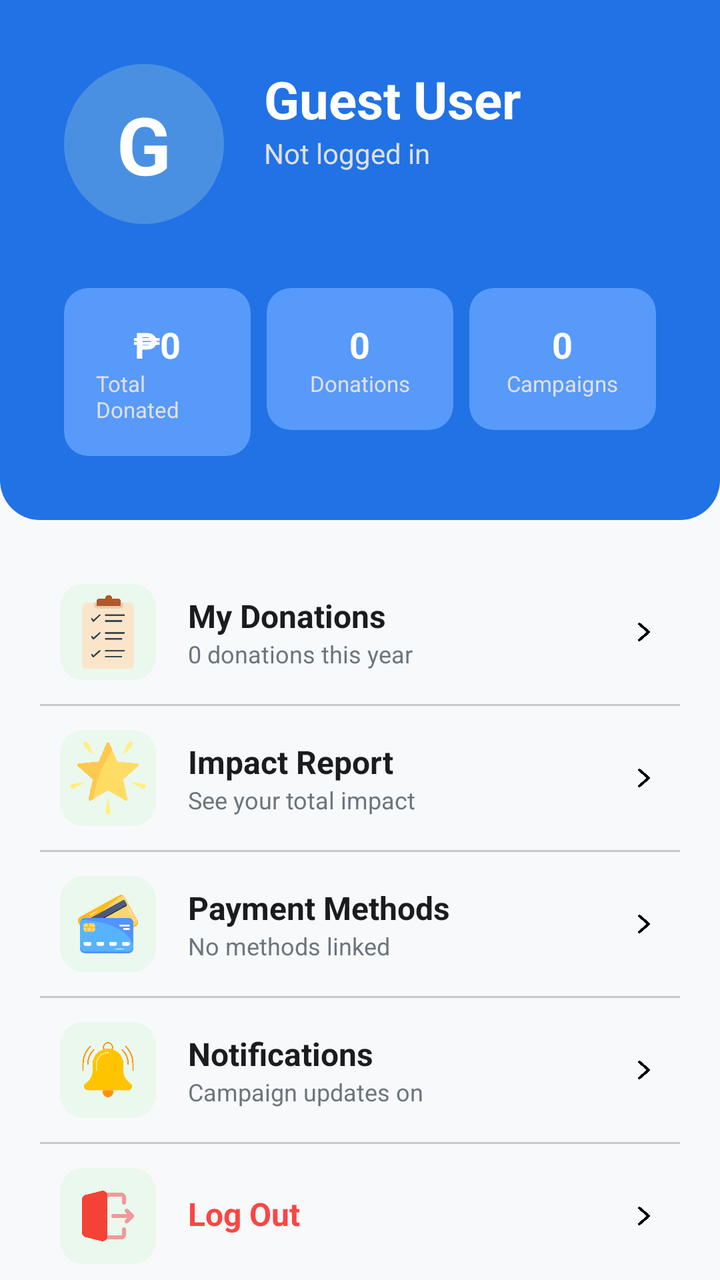
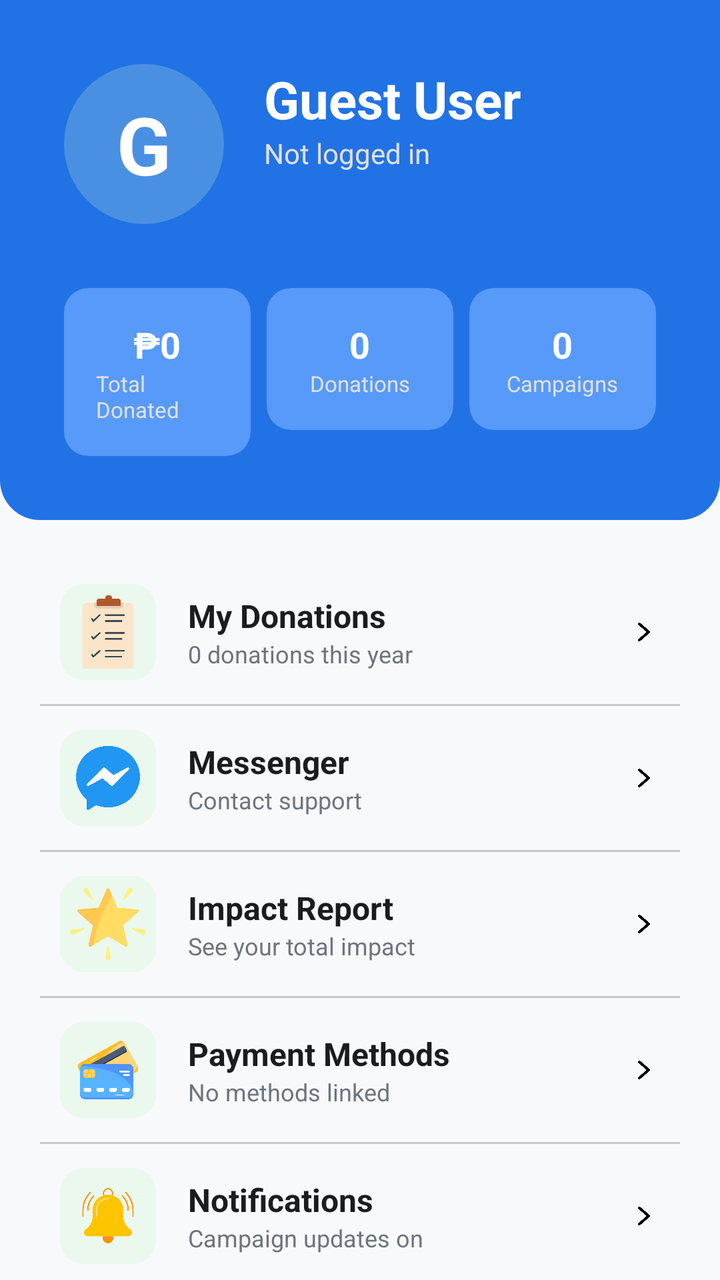

An Android layout rendered at two revisions. The XML below is the earlier revision; the diff shows what the commit changed to produce the second picture.
<!-- AndroidManifest.xml: application theme Theme.UlamShare -->
<!-- res/layout/activity_profile.xml -->
<?xml version="1.0" encoding="utf-8"?>
<androidx.constraintlayout.widget.ConstraintLayout xmlns:android="http://schemas.android.com/apk/res/android"
    xmlns:app="http://schemas.android.com/apk/res-auto"
    xmlns:tools="http://schemas.android.com/tools"
    android:layout_width="match_parent"
    android:layout_height="match_parent"
    android:background="#F8F9FA">

    <androidx.constraintlayout.widget.ConstraintLayout
        android:id="@+id/headerContainer"
        android:layout_width="match_parent"
        android:layout_height="wrap_content"
        android:background="@drawable/rounded_header_bg"
        android:padding="32dp"
        app:layout_constraintTop_toTopOf="parent">

        <TextView
            android:id="@+id/ivAvatar"
            android:layout_width="80dp"
            android:layout_height="80dp"
            android:background="@drawable/circle_blue_profile"
            android:gravity="center"
            android:text="G"
            android:textColor="#FFFFFF"
            android:textSize="40sp"
            android:textStyle="bold"
            app:layout_constraintStart_toStartOf="parent"
            app:layout_constraintTop_toTopOf="parent" />


        <TextView
            android:id="@+id/tvUserName"
            android:layout_width="0dp"
            android:layout_height="wrap_content"
            android:layout_marginStart="20dp"
            android:text="Guest User"
            android:textColor="#FFFFFF"
            android:textSize="26sp"
            android:textStyle="bold"
            app:layout_constraintEnd_toEndOf="parent"
            app:layout_constraintStart_toEndOf="@id/ivAvatar"
            app:layout_constraintTop_toTopOf="@id/ivAvatar" />

        <TextView
            android:id="@+id/tvUserEmail"
            android:layout_width="0dp"
            android:layout_height="wrap_content"
            android:text="Not logged in"
            android:textColor="#E0E0E0"
            android:textSize="14sp"
            app:layout_constraintEnd_toEndOf="parent"
            app:layout_constraintStart_toStartOf="@id/tvUserName"
            app:layout_constraintTop_toBottomOf="@id/tvUserName" />

        <LinearLayout
            android:id="@+id/statsContainer"
            android:layout_width="match_parent"
            android:layout_height="wrap_content"
            android:layout_marginTop="32dp"
            android:orientation="horizontal"
            android:weightSum="3"
            app:layout_constraintTop_toBottomOf="@id/ivAvatar">

            <androidx.cardview.widget.CardView
                android:layout_width="0dp"
                android:layout_height="wrap_content"
                android:layout_marginEnd="8dp"
                android:layout_weight="1"
                app:cardBackgroundColor="@color/sky_blue"
                app:cardCornerRadius="12dp"
                app:cardElevation="0dp">

                <LinearLayout
                    android:layout_width="match_parent"
                    android:layout_height="wrap_content"
                    android:gravity="center"
                    android:orientation="vertical"
                    android:padding="16dp">

                    <TextView
                        android:id="@+id/tvTotalDonated"
                        android:layout_width="wrap_content"
                        android:layout_height="wrap_content"
                        android:text="₱0"
                        android:textColor="#FFFFFF"
                        android:textSize="18sp"
                        android:textStyle="bold" />

                    <TextView
                        android:layout_width="wrap_content"
                        android:layout_height="wrap_content"
                        android:text="Total Donated"
                        android:textColor="#E0E0E0"
                        android:textSize="11sp" />

                </LinearLayout>
            </androidx.cardview.widget.CardView>

            <androidx.cardview.widget.CardView
                android:layout_width="0dp"
                android:layout_height="wrap_content"
                android:layout_marginEnd="8dp"
                android:layout_weight="1"
                app:cardBackgroundColor="@color/sky_blue"
                app:cardCornerRadius="12dp"
                app:cardElevation="0dp">

                <LinearLayout
                    android:layout_width="match_parent"
                    android:layout_height="wrap_content"
                    android:gravity="center"
                    android:orientation="vertical"
                    android:padding="16dp">

                    <TextView
                        android:id="@+id/tvDonationCount"
                        android:layout_width="wrap_content"
                        android:layout_height="wrap_content"
                        android:text="0"
                        android:textColor="#FFFFFF"
                        android:textSize="18sp"
                        android:textStyle="bold" />

                    <TextView
                        android:layout_width="wrap_content"
                        android:layout_height="wrap_content"
                        android:text="Donations"
                        android:textColor="#E0E0E0"
                        android:textSize="11sp" />

                </LinearLayout>
            </androidx.cardview.widget.CardView>

            <androidx.cardview.widget.CardView
                android:layout_width="0dp"
                android:layout_height="wrap_content"
                android:layout_weight="1"
                app:cardBackgroundColor="@color/sky_blue"
                app:cardCornerRadius="12dp"
                app:cardElevation="0dp">

                <LinearLayout
                    android:layout_width="match_parent"
                    android:layout_height="wrap_content"
                    android:gravity="center"
                    android:orientation="vertical"
                    android:padding="16dp">

                    <TextView
                        android:id="@+id/tvCampaignCount"
                        android:layout_width="wrap_content"
                        android:layout_height="wrap_content"
                        android:text="0"
                        android:textColor="#FFFFFF"
                        android:textSize="18sp"
                        android:textStyle="bold" />

                    <TextView
                        android:layout_width="wrap_content"
                        android:layout_height="wrap_content"
                        android:text="Campaigns"
                        android:textColor="#E0E0E0"
                        android:textSize="11sp" />

                </LinearLayout>
            </androidx.cardview.widget.CardView>
        </LinearLayout>
    </androidx.constraintlayout.widget.ConstraintLayout>

    <androidx.core.widget.NestedScrollView
        android:layout_width="match_parent"
        android:layout_height="0dp"
        app:layout_constraintBottom_toBottomOf="parent"
        app:layout_constraintTop_toBottomOf="@id/headerContainer">

        <LinearLayout
            android:layout_width="match_parent"
            android:layout_height="wrap_content"
            android:orientation="vertical"
            android:padding="20dp">

            <androidx.constraintlayout.widget.ConstraintLayout
                android:padding="10dp"
                android:id="@+id/mydonations"
                android:layout_width="match_parent"
                android:layout_height="72dp"
                android:background="?attr/selectableItemBackground"
                android:clickable="true"
                android:focusable="true">

                <ImageView
                    android:id="@+id/ivIconDon"
                    android:layout_width="48dp"
                    android:layout_height="48dp"
                    android:background="@drawable/rounded_tip_bg"
                    android:padding="5dp"
                    android:src="@drawable/tasks"
                    app:layout_constraintBottom_toBottomOf="parent"
                    app:layout_constraintStart_toStartOf="parent"
                    app:layout_constraintTop_toTopOf="parent" />

                <TextView
                    android:id="@+id/tvTitleDon"
                    android:layout_width="wrap_content"
                    android:layout_height="wrap_content"
                    android:layout_marginStart="16dp"
                    android:text="My Donations"
                    android:textColor="#1A1C1E"
                    android:textSize="16sp"
                    android:textStyle="bold"
                    app:layout_constraintBottom_toTopOf="@id/tvSubDon"
                    app:layout_constraintStart_toEndOf="@id/ivIconDon"
                    app:layout_constraintTop_toTopOf="@id/ivIconDon"
                    app:layout_constraintVertical_chainStyle="packed" />

                <TextView
                    android:id="@+id/tvSubDon"
                    android:layout_width="wrap_content"
                    android:layout_height="wrap_content"
                    android:text="0 donations this year"
                    android:textColor="#6C757D"
                    android:textSize="12sp"
                    app:layout_constraintBottom_toBottomOf="@id/ivIconDon"
                    app:layout_constraintStart_toStartOf="@id/tvTitleDon"
                    app:layout_constraintTop_toBottomOf="@id/tvTitleDon" />

                <ImageView
                    android:layout_width="16dp"
                    android:layout_height="16dp"
                    android:src="@drawable/next"
                    app:layout_constraintBottom_toBottomOf="parent"
                    app:layout_constraintEnd_toEndOf="parent"
                    app:layout_constraintTop_toTopOf="parent"
                    tools:ignore="SpeakableTextPresentCheck" />
            </androidx.constraintlayout.widget.ConstraintLayout>

            <View
                android:layout_width="match_parent"
                android:layout_height="1dp"
                android:background="#CAC9C9" />

            <androidx.constraintlayout.widget.ConstraintLayout
                android:padding="10dp"
                android:id="@+id/optionImpact"
                android:layout_width="match_parent"
                android:layout_height="72dp"
                android:background="?attr/selectableItemBackground"
                android:clickable="true"
                android:focusable="true">

                <ImageView
                    android:id="@+id/ivIconImp"
                    android:layout_width="48dp"
                    android:layout_height="48dp"
                    android:background="@drawable/rounded_tip_bg"
                    android:padding="5dp"
                    android:src="@drawable/stars"
                    app:layout_constraintBottom_toBottomOf="parent"
                    app:layout_constraintStart_toStartOf="parent"
                    app:layout_constraintTop_toTopOf="parent" />

                <TextView
                    android:id="@+id/tvTitleImp"
                    android:layout_width="wrap_content"
                    android:layout_height="wrap_content"
                    android:layout_marginStart="16dp"
                    android:text="Impact Report"
                    android:textColor="#1A1C1E"
                    android:textSize="16sp"
                    android:textStyle="bold"
                    app:layout_constraintBottom_toTopOf="@id/tvSubImp"
                    app:layout_constraintStart_toEndOf="@id/ivIconImp"
                    app:layout_constraintTop_toTopOf="@id/ivIconImp"
                    app:layout_constraintVertical_chainStyle="packed" />

                <TextView
                    android:id="@+id/tvSubImp"
                    android:layout_width="wrap_content"
                    android:layout_height="wrap_content"
                    android:text="See your total impact"
                    android:textColor="#6C757D"
                    android:textSize="12sp"
                    app:layout_constraintBottom_toBottomOf="@id/ivIconImp"
                    app:layout_constraintStart_toStartOf="@id/tvTitleImp"
                    app:layout_constraintTop_toBottomOf="@id/tvTitleImp" />

                <ImageView
                    android:layout_width="16dp"
                    android:layout_height="16dp"
                    android:src="@drawable/next"
                    app:layout_constraintBottom_toBottomOf="parent"
                    app:layout_constraintEnd_toEndOf="parent"
                    app:layout_constraintTop_toTopOf="parent"
                    tools:ignore="SpeakableTextPresentCheck" />
            </androidx.constraintlayout.widget.ConstraintLayout>

            <View
                android:layout_width="match_parent"
                android:layout_height="1dp"
                android:background="#CAC9C9" />

            <androidx.constraintlayout.widget.ConstraintLayout
                android:padding="10dp"
                android:id="@+id/optionPay"
                android:layout_width="match_parent"
                android:layout_height="72dp"
                android:background="?attr/selectableItemBackground"
                android:clickable="true"
                android:focusable="true">

                <ImageView
                    android:id="@+id/ivIconPay"
                    android:layout_width="48dp"
                    android:layout_height="48dp"
                    android:background="@drawable/rounded_tip_bg"
                    android:padding="8dp"
                    android:src="@drawable/atm_card"
                    app:layout_constraintBottom_toBottomOf="parent"
                    app:layout_constraintStart_toStartOf="parent"
                    app:layout_constraintTop_toTopOf="parent" />

                <TextView
                    android:id="@+id/tvTitlePay"
                    android:layout_width="wrap_content"
                    android:layout_height="wrap_content"
                    android:layout_marginStart="16dp"
                    android:text="Payment Methods"
                    android:textColor="#1A1C1E"
                    android:textSize="16sp"
                    android:textStyle="bold"
                    app:layout_constraintBottom_toTopOf="@id/tvSubPay"
                    app:layout_constraintStart_toEndOf="@id/ivIconPay"
                    app:layout_constraintTop_toTopOf="@id/ivIconPay"
                    app:layout_constraintVertical_chainStyle="packed" />

                <TextView
                    android:id="@+id/tvSubPay"
                    android:layout_width="wrap_content"
                    android:layout_height="wrap_content"
                    android:text="No methods linked"
                    android:textColor="#6C757D"
                    android:textSize="12sp"
                    app:layout_constraintBottom_toBottomOf="@id/ivIconPay"
                    app:layout_constraintStart_toStartOf="@id/tvTitlePay"
                    app:layout_constraintTop_toBottomOf="@id/tvTitlePay" />

                <ImageView
                    android:layout_width="16dp"
                    android:layout_height="16dp"
                    android:src="@drawable/next"
                    app:layout_constraintBottom_toBottomOf="parent"
                    app:layout_constraintEnd_toEndOf="parent"
                    app:layout_constraintTop_toTopOf="parent"
                    tools:ignore="SpeakableTextPresentCheck" />
            </androidx.constraintlayout.widget.ConstraintLayout>

            <View
                android:layout_width="match_parent"
                android:layout_height="1dp"
                android:background="#CAC9C9" />

            <androidx.constraintlayout.widget.ConstraintLayout
                android:padding="10dp"
                android:id="@+id/optionDonations"
                android:layout_width="match_parent"
                android:layout_height="72dp"
                android:background="?attr/selectableItemBackground"
                android:clickable="true"
                android:focusable="true">

                <ImageView
                    android:id="@+id/ivIconNotif"
                    android:layout_width="48dp"
                    android:layout_height="48dp"
                    android:background="@drawable/rounded_tip_bg"
                    android:padding="8dp"
                    android:src="@drawable/notification_bell"
                    app:layout_constraintBottom_toBottomOf="parent"
                    app:layout_constraintStart_toStartOf="parent"
                    app:layout_constraintTop_toTopOf="parent" />

                <TextView
                    android:id="@+id/tvTitleNotif"
                    android:layout_width="wrap_content"
                    android:layout_height="wrap_content"
                    android:layout_marginStart="16dp"
                    android:text="Notifications"
                    android:textColor="#1A1C1E"
                    android:textSize="16sp"
                    android:textStyle="bold"
                    app:layout_constraintBottom_toTopOf="@id/tvSubNotif"
                    app:layout_constraintStart_toEndOf="@id/ivIconNotif"
                    app:layout_constraintTop_toTopOf="@id/ivIconNotif"
                    app:layout_constraintVertical_chainStyle="packed" />

                <TextView
                    android:id="@+id/tvSubNotif"
                    android:layout_width="wrap_content"
                    android:layout_height="wrap_content"
                    android:text="Campaign updates on"
                    android:textColor="#6C757D"
                    android:textSize="12sp"
                    app:layout_constraintBottom_toBottomOf="@id/ivIconNotif"
                    app:layout_constraintStart_toStartOf="@id/tvTitleNotif"
                    app:layout_constraintTop_toBottomOf="@id/tvTitleNotif" />

                <ImageView
                    android:layout_width="16dp"
                    android:layout_height="16dp"
                    android:src="@drawable/next"
                    app:layout_constraintBottom_toBottomOf="parent"
                    app:layout_constraintEnd_toEndOf="parent"
                    app:layout_constraintTop_toTopOf="parent"
                    tools:ignore="SpeakableTextPresentCheck" />
            </androidx.constraintlayout.widget.ConstraintLayout>

            <View
                android:layout_width="match_parent"
                android:layout_height="1dp"
                android:background="#CAC9C9" />

            <androidx.constraintlayout.widget.ConstraintLayout
                android:padding="10dp"
                android:id="@+id/optionlogout"
                android:layout_width="match_parent"
                android:layout_height="72dp"
                android:background="?attr/selectableItemBackground"
                android:clickable="true"
                android:focusable="true">

                <ImageView
                    android:id="@+id/ivIconlogout"
                    android:layout_width="48dp"
                    android:layout_height="48dp"
                    android:background="@drawable/rounded_tip_bg"
                    android:padding="8dp"
                    android:src="@drawable/logout"
                    app:layout_constraintBottom_toBottomOf="parent"
                    app:layout_constraintStart_toStartOf="parent"
                    app:layout_constraintTop_toTopOf="parent" />

                <TextView
                    android:id="@+id/tvTitlelogout"
                    android:layout_width="wrap_content"
                    android:layout_height="wrap_content"
                    android:layout_marginStart="16dp"
                    android:layout_marginTop="12dp"
                    android:text="Log Out"
                    android:textColor="#FA4646"
                    android:textSize="16sp"
                    android:textStyle="bold"
                    app:layout_constraintStart_toEndOf="@id/ivIconlogout"
                    app:layout_constraintTop_toTopOf="@id/ivIconlogout"
                    app:layout_constraintVertical_chainStyle="packed" />

                <ImageView
                    android:layout_width="16dp"
                    android:layout_height="16dp"
                    android:src="@drawable/next"
                    app:layout_constraintBottom_toBottomOf="parent"
                    app:layout_constraintEnd_toEndOf="parent"
                    app:layout_constraintTop_toTopOf="parent"
                    tools:ignore="SpeakableTextPresentCheck" />
            </androidx.constraintlayout.widget.ConstraintLayout>


        </LinearLayout>
    </androidx.core.widget.NestedScrollView>

</androidx.constraintlayout.widget.ConstraintLayout>
<!-- resources referenced by this layout -->
<resources>
  <color name="sky_blue">#579AFA</color>
  <!-- drawable atm_card: png bitmap (drawable, 26471 bytes) -->
  <!-- drawable circle_blue_profile (drawable) -->
  <?xml version="1.0" encoding="utf-8"?>
  <shape xmlns:android="http://schemas.android.com/apk/res/android">
      <solid android:color="#4A90E2" />
      <corners android:radius="100dp"/>
  </shape>
  <!-- drawable logout: png bitmap (drawable, 8266 bytes) -->
  <!-- drawable next: png bitmap (drawable, 4939 bytes) -->
  <!-- drawable notification_bell: png bitmap (drawable, 18722 bytes) -->
  <!-- drawable rounded_header_bg (drawable) -->
  <?xml version="1.0" encoding="utf-8"?>
  <shape xmlns:android="http://schemas.android.com/apk/res/android">
      <solid android:color="#2172E5" />
      <corners android:bottomRightRadius="20dp"
          android:bottomLeftRadius="20dp" />
  </shape>
  <!-- drawable rounded_tip_bg (drawable) -->
  <?xml version="1.0" encoding="utf-8"?>
  <shape xmlns:android="http://schemas.android.com/apk/res/android">
      <solid android:color="#EAF8EE" />
      <corners android:radius="12dp" />
  </shape>
  <!-- drawable stars: png bitmap (drawable, 18352 bytes) -->
  <!-- drawable tasks: png bitmap (drawable, 12310 bytes) -->
  <style name="Theme.UlamShare" parent="Theme.MaterialComponents.Light.NoActionBar">
          
          <item name="colorPrimary">@color/brand_blue</item>
          <item name="colorPrimaryVariant">@color/primary_blue</item>
          <item name="colorOnPrimary">@color/white</item>
          
          <item name="colorSecondary">@color/sky_blue</item>
          <item name="colorSecondaryVariant">@color/sky_blue</item>
          <item name="colorOnSecondary">@color/black</item>
          
          <item name="android:statusBarColor">?attr/colorPrimaryVariant</item>
          
      </style>
  <color name="brand_blue">#2172E5</color>
  <color name="primary_blue">#2172E5</color>
  <color name="white">#FFFFFF</color>
  <color name="black">#FF000000</color>
</resources>

<!-- the commit's change to res/layout/activity_profile.xml (unified diff, before → after) -->
@@ -241,6 +241,66 @@
 
             <androidx.constraintlayout.widget.ConstraintLayout
                 android:padding="10dp"
+                android:id="@+id/optionMessenger"
+                android:layout_width="match_parent"
+                android:layout_height="72dp"
+                android:background="?attr/selectableItemBackground"
+                android:clickable="true"
+                android:focusable="true">
+
+                <ImageView
+                    android:id="@+id/ivIconMessenger"
+                    android:layout_width="48dp"
+                    android:layout_height="48dp"
+                    android:background="@drawable/rounded_tip_bg"
+                    android:padding="8dp"
+                    android:src="@drawable/messenger"
+                    app:layout_constraintBottom_toBottomOf="parent"
+                    app:layout_constraintStart_toStartOf="parent"
+                    app:layout_constraintTop_toTopOf="parent" />
+
+                <TextView
+                    android:id="@+id/tvTitleMessenger"
+                    android:layout_width="wrap_content"
+                    android:layout_height="wrap_content"
+                    android:layout_marginStart="16dp"
+                    android:text="Messenger"
+                    android:textColor="#1A1C1E"
+                    android:textSize="16sp"
+                    android:textStyle="bold"
+                    app:layout_constraintBottom_toTopOf="@id/tvSubMessenger"
+                    app:layout_constraintStart_toEndOf="@id/ivIconMessenger"
+                    app:layout_constraintTop_toTopOf="@id/ivIconMessenger"
+                    app:layout_constraintVertical_chainStyle="packed" />
+
+                <TextView
+                    android:id="@+id/tvSubMessenger"
+                    android:layout_width="wrap_content"
+                    android:layout_height="wrap_content"
+                    android:text="Contact support"
+                    android:textColor="#6C757D"
+                    android:textSize="12sp"
+                    app:layout_constraintBottom_toBottomOf="@id/ivIconMessenger"
+                    app:layout_constraintStart_toStartOf="@id/tvTitleMessenger"
+                    app:layout_constraintTop_toBottomOf="@id/tvTitleMessenger" />
+
+                <ImageView
+                    android:layout_width="16dp"
+                    android:layout_height="16dp"
+                    android:src="@drawable/next"
+                    app:layout_constraintBottom_toBottomOf="parent"
+                    app:layout_constraintEnd_toEndOf="parent"
+                    app:layout_constraintTop_toTopOf="parent"
+                    tools:ignore="SpeakableTextPresentCheck" />
+            </androidx.constraintlayout.widget.ConstraintLayout>
+
+            <View
+                android:layout_width="match_parent"
+                android:layout_height="1dp"
+                android:background="#CAC9C9" />
+
+            <androidx.constraintlayout.widget.ConstraintLayout
+                android:padding="10dp"
                 android:id="@+id/optionImpact"
                 android:layout_width="match_parent"
                 android:layout_height="72dp"
<!-- resource entries referenced after the edit -->
@@ -9,6 +9,7 @@
       <corners android:radius="100dp"/>
   </shape>
   <!-- drawable logout: png bitmap (drawable, 8266 bytes) -->
+  <!-- drawable messenger: png bitmap (drawable, 14575 bytes) -->
   <!-- drawable next: png bitmap (drawable, 4939 bytes) -->
   <!-- drawable notification_bell: png bitmap (drawable, 18722 bytes) -->
   <!-- drawable rounded_header_bg (drawable) -->
